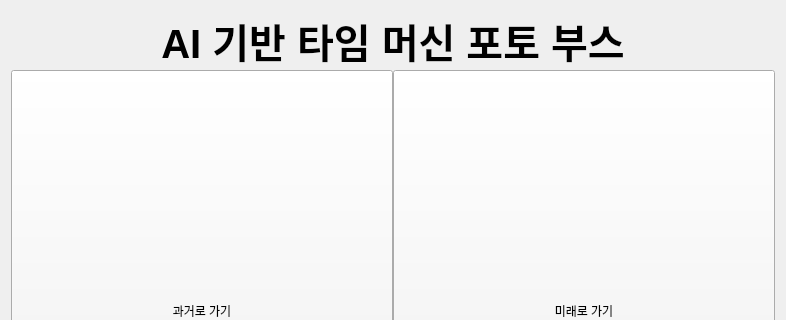
Above: ui/2.ui from kyh131230/time_machine_cam before the change; both pictures show x 0 to 786 and y 0 to 320 of the 786 by 623 pixel window. Below: the same form after it.
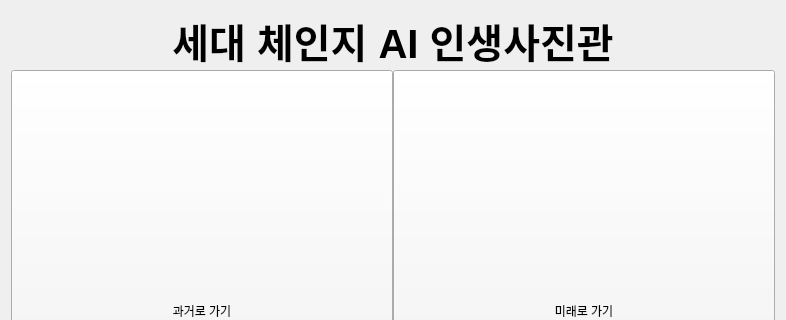
That is the form after the change.

The edit to the form file:
```diff
--- a/ui/2.ui
+++ b/ui/2.ui
@@ -62,7 +62,7 @@
         </font>
        </property>
        <property name="text">
-        <string>AI 기반 타임 머신 포토 부스</string>
+        <string>세대 체인지 AI 인생사진관</string>
        </property>
        <property name="alignment">
         <set>Qt::AlignCenter</set>
```
